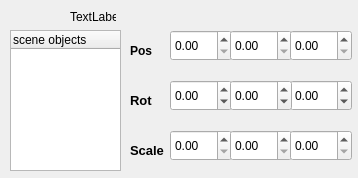
Qt form bin/pymodules/editgui/editobject.ui (realXtend/tundra) before a commit.
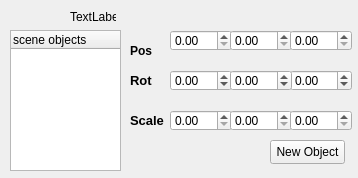
The same form after that commit.

Commit message: Added a Create Object button to EditGUI. For the button, added GetUserAvatarPos to RexLogicModule (bypassing some linking problems PythonScriptModule seems to have with some, i.e. couldn't use AvatarHandler's GetUserAvatar -method at all.) Will add GetUserAvatarId into the API later. -aura

Diff of the .ui file:
```diff
--- a/bin/pymodules/editgui/editobject.ui
+++ b/bin/pymodules/editgui/editobject.ui
@@ -19,7 +19,7 @@
      <x>170</x>
      <y>30</y>
      <width>62</width>
-     <height>31</height>
+     <height>21</height>
     </rect>
    </property>
    <property name="minimum">
@@ -35,7 +35,7 @@
      <x>230</x>
      <y>30</y>
      <width>62</width>
-     <height>31</height>
+     <height>21</height>
     </rect>
    </property>
    <property name="minimum">
@@ -51,7 +51,7 @@
      <x>290</x>
      <y>30</y>
      <width>62</width>
-     <height>31</height>
+     <height>21</height>
     </rect>
    </property>
   </widget>
@@ -106,7 +106,7 @@
    <property name="geometry">
     <rect>
      <x>130</x>
-     <y>140</y>
+     <y>110</y>
      <width>41</width>
      <height>21</height>
     </rect>
@@ -126,9 +126,9 @@
    <property name="geometry">
     <rect>
      <x>170</x>
-     <y>130</y>
+     <y>110</y>
      <width>62</width>
-     <height>31</height>
+     <height>21</height>
     </rect>
    </property>
   </widget>
@@ -136,7 +136,7 @@
    <property name="geometry">
     <rect>
      <x>130</x>
-     <y>90</y>
+     <y>70</y>
      <width>41</width>
      <height>21</height>
     </rect>
@@ -156,9 +156,9 @@
    <property name="geometry">
     <rect>
      <x>170</x>
-     <y>80</y>
+     <y>70</y>
      <width>62</width>
-     <height>31</height>
+     <height>21</height>
     </rect>
    </property>
    <property name="minimum">
@@ -172,9 +172,9 @@
    <property name="geometry">
     <rect>
      <x>290</x>
-     <y>80</y>
+     <y>70</y>
      <width>62</width>
-     <height>31</height>
+     <height>21</height>
     </rect>
    </property>
    <property name="minimum">
@@ -188,9 +188,9 @@
    <property name="geometry">
     <rect>
      <x>230</x>
-     <y>80</y>
+     <y>70</y>
      <width>62</width>
-     <height>31</height>
+     <height>21</height>
     </rect>
    </property>
    <property name="minimum">
@@ -204,9 +204,9 @@
    <property name="geometry">
     <rect>
      <x>230</x>
-     <y>130</y>
+     <y>110</y>
      <width>62</width>
-     <height>31</height>
+     <height>21</height>
     </rect>
    </property>
   </widget>
@@ -214,12 +214,25 @@
    <property name="geometry">
     <rect>
      <x>290</x>
-     <y>130</y>
+     <y>110</y>
      <width>62</width>
-     <height>31</height>
+     <height>21</height>
     </rect>
    </property>
   </widget>
+  <widget class="QPushButton" name="newObject">
+   <property name="geometry">
+    <rect>
+     <x>270</x>
+     <y>140</y>
+     <width>75</width>
+     <height>24</height>
+    </rect>
+   </property>
+   <property name="text">
+    <string>New Object</string>
+   </property>
+  </widget>
  </widget>
  <resources/>
  <connections/>
```
The commit also changes 5 other files.
